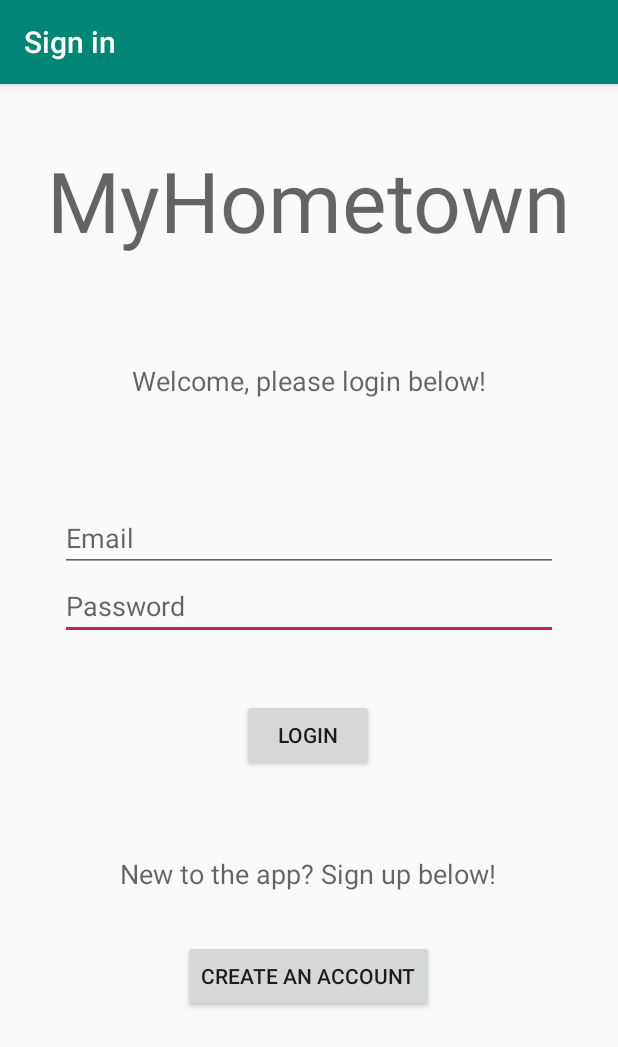
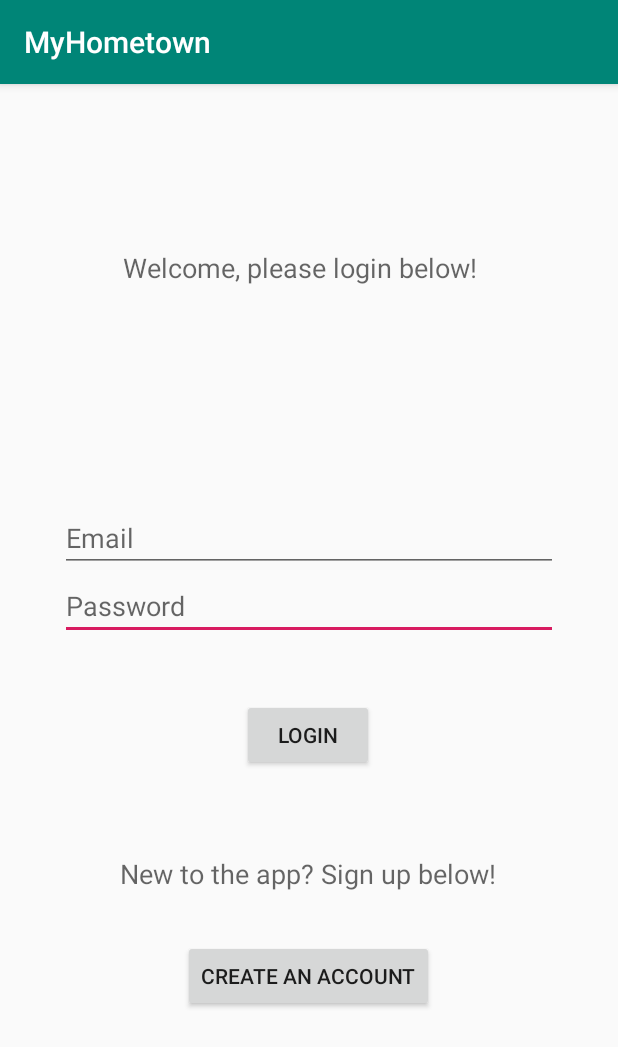
Before and after one commit to ehresmk/MyHometown, an Android app: the screen it shows after launch (LoginActivity), after a tap on "LOGIN", on a phone screen of 412 x 824 dp. Shown: the top 1047 px of the screen. Run offline under Robolectric (Android 15) with nearby library versions, the phone set to English and light mode, and no system bars; libraries missing offline, so code that uses them is left out: com.parse; 2 statements that could not run were skipped.

Commit message:
Full functional Login functionality & new classes   -Resolved issue with login functionality   -Created new MainActivity class   -Added new Java classes for Alert and City objects   -Documented Activity classes and new object classes   -Modified AndroidManifest.xml with new Activities

```diff
--- a/MyHometown/app/src/main/java/com/app/MyHometown/ui/login/LoginActivity.java
+++ b/MyHometown/app/src/main/java/com/app/MyHometown/ui/login/LoginActivity.java
@@ -1,17 +1,29 @@
+//---------------------------------------------------------------//
+//  Kevin Ehresman - MyHometown                                  //
+//                                                               //
+//  This Activity class deals with the retrieval of information  //
+//  from the user. It checks the text boxes for inputted data    //
+//  and attempts to log in the user to the Back4App system.      //
+//  If the login attempt fails an appropriate error message      //
+//  is displayed. The user can also click the "Create an         //
+//  Account" button which this class redirects to the Create     //
+//  Activity class.                                              //
+//---------------------------------------------------------------//
+
 package com.app.MyHometown.ui.login;
+import com.app.MyHometown.R;
+import androidx.appcompat.app.AppCompatActivity;
 
-import android.app.AlertDialog;
 import android.app.ProgressDialog;
-import android.content.DialogInterface;
 import android.content.Intent;
 import android.os.Bundle;
-import androidx.appcompat.app.AppCompatActivity;
 import android.view.View;
-import android.widget.Button;
 import android.widget.EditText;
 import android.widget.Toast;
+import android.widget.Button;
+import android.app.AlertDialog;
+import android.content.DialogInterface;
 
-import com.app.MyHometown.R;
 import com.parse.ParseException;
 import com.parse.ParseUser;
 import com.parse.LogInCallback;
@@ -22,8 +34,7 @@ public class LoginActivity extends AppCompatActivity {
     private EditText passwordView;
 
     @Override
-    public void onCreate(Bundle savedInstanceState)
-    {
+    protected void onCreate(Bundle savedInstanceState) {
         super.onCreate(savedInstanceState);
         setContentView(R.layout.activity_login);
 
@@ -33,47 +44,44 @@ public class LoginActivity extends AppCompatActivity {
         final Button login_button = findViewById(R.id.login);
         login_button.setOnClickListener(new View.OnClickListener() {
             @Override
-            public void onClick(View v){
-                boolean validation = false;
-                StringBuilder errorMsg = new StringBuilder("Please, insert");
+            public void onClick(View v) {
+                //Validating the log in data
+                boolean validationError = false;
 
-                if(isEmpty(usernameView))
-                {
-                    validation = true;
-                    errorMsg.append("an username");
+                StringBuilder validationErrorMessage = new StringBuilder("Please, insert ");
+                if (isEmpty(usernameView)) {
+                    validationError = true;
+                    validationErrorMessage.append("an username");
                 }
-                else if(isEmpty(passwordView))
-                {
-                    if(validation) {
-                        errorMsg.append(" and ");
+                if (isEmpty(passwordView)) {
+                    if (validationError) {
+                        validationErrorMessage.append(" and ");
                     }
-                    validation = true;
-                    errorMsg.append("a password");
+                    validationError = true;
+                    validationErrorMessage.append("a password");
                 }
-                errorMsg.append(".");
+                validationErrorMessage.append(".");
 
-                if(validation)
-                {
-                    Toast.makeText(LoginActivity.this, errorMsg.toString(), Toast.LENGTH_LONG).show();
+                if (validationError) {
+                    Toast.makeText(LoginActivity.this, validationErrorMessage.toString(), Toast.LENGTH_LONG).show();
                     return;
                 }
 
-                final ProgressDialog prog = new ProgressDialog(LoginActivity.this);
-                prog.setTitle("Just a moment.");
-                prog.setMessage("Logging in...");
-                prog.show();
+                //Setting up a progress dialog
+                final ProgressDialog dlg = new ProgressDialog(LoginActivity.this);
+                dlg.setTitle("Please, wait a moment.");
+                dlg.setMessage("Logging in...");
+                dlg.show();
 
                 ParseUser.logInInBackground(usernameView.getText().toString(), passwordView.getText().toString(), new LogInCallback() {
                     @Override
-                    public void done(ParseUser user, ParseException e) {
-                        if(user != null)
-                        {
-                            prog.dismiss();
-                            alertDisplayer("Successfully logged in!", "Welcome back!");
-                        }
-                        else
-                        {
-                            prog.dismiss();
+                    public void done(ParseUser parseUser, ParseException e) {
+                        if (parseUser != null) {
+                            dlg.dismiss();
+                            alertDisplayer("Successful Login","Welcome back " + usernameView.getText().toString() + "!");
+
+                        } else {
+                            dlg.dismiss();
                             ParseUser.logOut();
                             Toast.makeText(LoginActivity.this, e.getMessage(), Toast.LENGTH_LONG).show();
                         }
@@ -82,34 +90,34 @@ public class LoginActivity extends AppCompatActivity {
             }
         });
 
-        final Button create_button = findViewById(R.id.create);
-        create_button.setOnClickListener(new View.OnClickListener() {
+        final Button signup_button = findViewById(R.id.createNew);
+        signup_button.setOnClickListener(new View.OnClickListener() {
             @Override
             public void onClick(View v) {
                 Intent intent = new Intent(LoginActivity.this, CreateActivity.class);
-                intent.addFlags(Intent.FLAG_ACTIVITY_CLEAR_TASK | Intent.FLAG_ACTIVITY_NEW_TASK);
+                //intent.addFlags(Intent.FLAG_ACTIVITY_CLEAR_TASK | Intent.FLAG_ACTIVITY_NEW_TASK);
                 startActivity(intent);
             }
         });
     }
 
-    private boolean isEmpty(EditText text)
-    {
-        if(text.getText().toString().trim().length()>0)
+    private boolean isEmpty(EditText text) {
+        if (text.getText().toString().trim().length() > 0) {
             return false;
-        else
+        } else {
             return true;
+        }
     }
 
-    private void alertDisplayer(String title, String message)
-    {
+    private void alertDisplayer(String title,String message){
         AlertDialog.Builder builder = new AlertDialog.Builder(LoginActivity.this)
-                .setTitle(title).setMessage(message)
+                .setTitle(title)
+                .setMessage(message)
                 .setPositiveButton("OK", new DialogInterface.OnClickListener() {
                     @Override
                     public void onClick(DialogInterface dialog, int which) {
                         dialog.cancel();
-                        Intent intent = new Intent(LoginActivity.this, LogoutActivity.class);
+                        Intent intent = new Intent(LoginActivity.this, MainActivity.class);
                         intent.addFlags(Intent.FLAG_ACTIVITY_CLEAR_TASK | Intent.FLAG_ACTIVITY_NEW_TASK);
                         startActivity(intent);
                     }
--- a/MyHometown/app/src/main/res/layout/activity_login.xml
+++ b/MyHometown/app/src/main/res/layout/activity_login.xml
@@ -71,27 +71,17 @@
             app:layout_constraintVertical_bias="0.3" />
 
     <TextView
-            android:id="@+id/textView"
-            android:layout_width="wrap_content"
-            android:layout_height="wrap_content"
-            android:text="@string/myhometown"
-            android:textAppearance="@style/TextAppearance.AppCompat.Display3"
-            app:layout_constraintBottom_toBottomOf="parent"
-            app:layout_constraintEnd_toEndOf="parent"
-            app:layout_constraintStart_toStartOf="parent"
-            app:layout_constraintTop_toTopOf="parent"
-            app:layout_constraintVertical_bias="0.036" />
-
-    <TextView
             android:id="@+id/textView2"
             android:layout_width="wrap_content"
             android:layout_height="wrap_content"
+            android:layout_marginBottom="52dp"
             android:text="Welcome, please login below!"
             android:textAppearance="@style/TextAppearance.AppCompat.Medium"
             app:layout_constraintBottom_toTopOf="@+id/username"
             app:layout_constraintEnd_toEndOf="parent"
+            app:layout_constraintHorizontal_bias="0.457"
             app:layout_constraintStart_toStartOf="parent"
-            app:layout_constraintTop_toBottomOf="@+id/textView" />
+            app:layout_constraintTop_toTopOf="parent" />
 
     <TextView
             android:id="@+id/textView3"
@@ -108,7 +98,7 @@
             app:layout_constraintVertical_bias="0.0" />
 
     <Button
-            android:id="@+id/create"
+            android:id="@+id/createNew"
             android:layout_width="wrap_content"
             android:layout_height="wrap_content"
             android:text="Create an Account"
```
Also changed, not shown: MyHometown/app/src/main/AndroidManifest.xml (+5 -2 lines), MyHometown/app/src/main/java/com/app/MyHometown/Alert.java (added, +41 -0 lines), MyHometown/app/src/main/java/com/app/MyHometown/City.java (added, +42 -0 lines), MyHometown/app/src/main/java/com/app/MyHometown/ui/login/CreateActivity.java (+17 -4 lines), MyHometown/app/src/main/java/com/app/MyHometown/ui/login/MainActivity.java (renamed from MyHometown/app/src/main/java/com/app/MyHometown/ui/login/LogoutActivity.java, +16 -6 lines), MyHometown/app/src/main/res/layout/activity_create.xml (+6 -17 lines), MyHometown/app/src/main/res/layout/activity_main.xml (+1 -10 lines), 2 other files.
